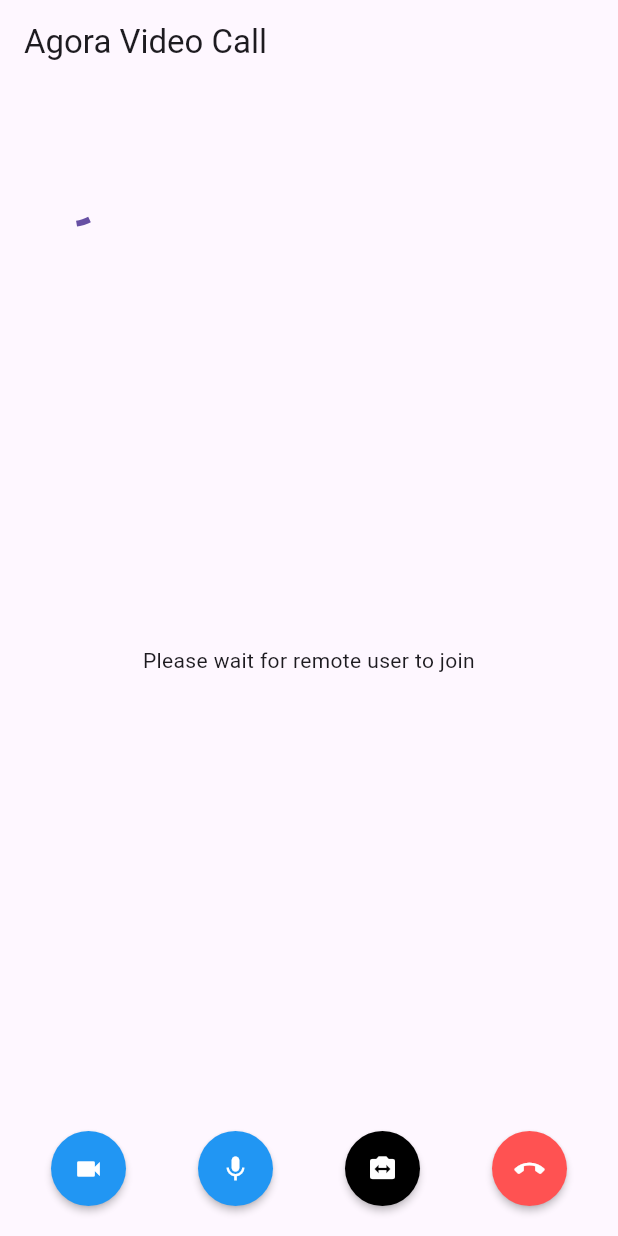
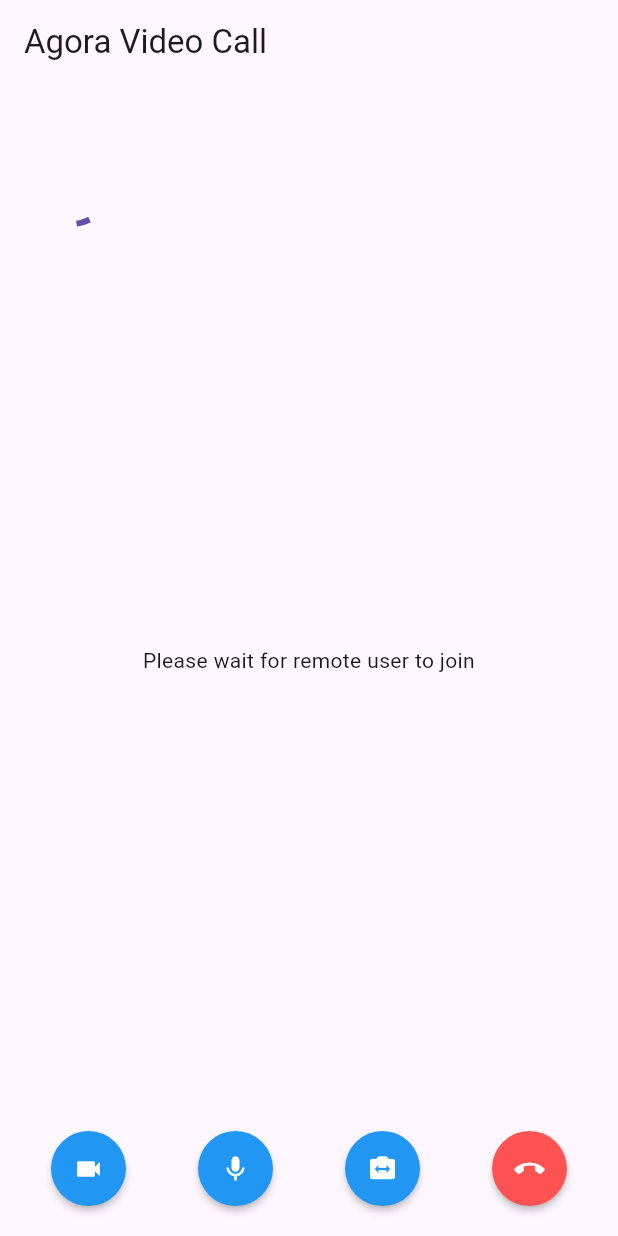
Before and after one commit to 27dandash/Agora-Setup-in-flutter, a Flutter app: the screen it shows after launch, on a phone screen of 412 x 824 dp. Run offline on Flutter 3.47's test engine with Material 3 defaults, Android fonts, the phone set to English and light mode, and no system bars; our stand-ins replace permission_handler; missing offline and left inert: agora_rtc_engine.

Commit message:
new edit

```diff
--- a/lib/main.dart
+++ b/lib/main.dart
@@ -221,7 +221,7 @@
             _buildToolbarButton(
               icon: Icons.switch_camera,
               onPressed: _cameraOff ? () {} : _onSwitchCamera,
-              color: _cameraOff ? Colors.grey : Colors.black,
+              color: _cameraOff ? Colors.grey : Colors.blue,
               iconColor: Colors.white,
             ),
             const SizedBox(width: 10),
```
